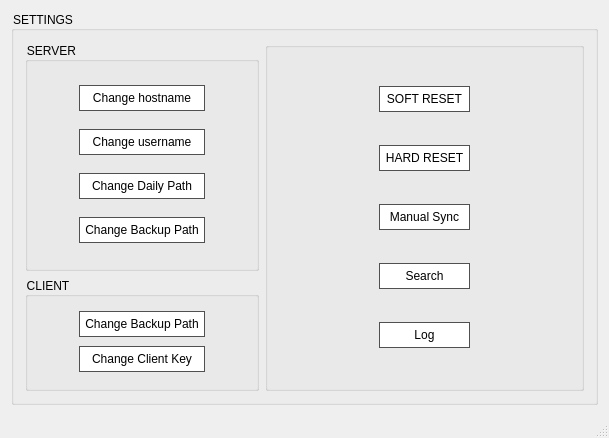
Qt form src/mainwindow.ui (aeternesatiatus/SafeSync) before a commit.
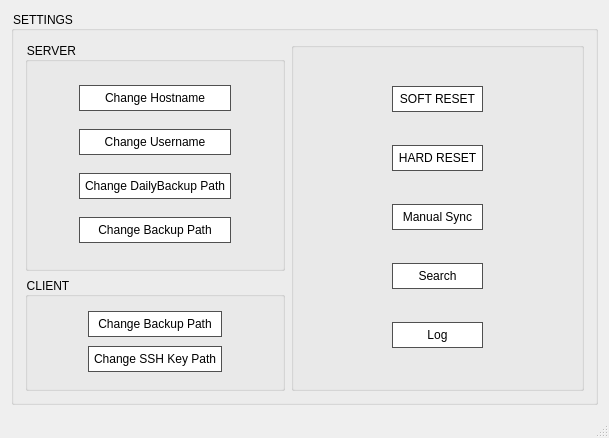
The same form after that commit.

Commit message: Added search icons for client backup and ssh key paths

What changed in the file:
```diff
--- a/src/mainwindow.ui
+++ b/src/mainwindow.ui
@@ -70,7 +70,7 @@
           <item row="0" column="1">
            <widget class="QPushButton" name="CServerHostButton">
             <property name="text">
-             <string>Change hostname</string>
+             <string>Change Hostname</string>
             </property>
            </widget>
           </item>
@@ -103,7 +103,7 @@
           <item row="1" column="1">
            <widget class="QPushButton" name="CServerUserButton">
             <property name="text">
-             <string>Change username</string>
+             <string>Change Username</string>
             </property>
            </widget>
           </item>
@@ -136,7 +136,7 @@
           <item row="2" column="1">
            <widget class="QPushButton" name="CServerDailyButton">
             <property name="text">
-             <string>Change Daily Path</string>
+             <string>Change DailyBackup Path</string>
             </property>
            </widget>
           </item>
@@ -195,10 +195,10 @@
           <string>CLIENT</string>
          </property>
          <layout class="QGridLayout" name="gridLayout_5">
-          <item row="0" column="1">
-           <widget class="QPushButton" name="CClientBackupButton">
+          <item row="1" column="1">
+           <widget class="QPushButton" name="changeSSHButton">
             <property name="text">
-             <string>Change Backup Path</string>
+             <string>Change SSH Key Path</string>
             </property>
            </widget>
           </item>
@@ -241,13 +241,6 @@
             </property>
            </spacer>
           </item>
-          <item row="1" column="1">
-           <widget class="QPushButton" name="CClientKeyButton">
-            <property name="text">
-             <string>Change Client Key</string>
-            </property>
-           </widget>
-          </item>
           <item row="1" column="0">
            <spacer name="horizontalSpacer_19">
             <property name="orientation">
@@ -261,6 +254,13 @@
             </property>
            </spacer>
           </item>
+          <item row="0" column="1">
+           <widget class="QPushButton" name="changeBackupButton">
+            <property name="text">
+             <string>Change Backup Path</string>
+            </property>
+           </widget>
+          </item>
          </layout>
         </widget>
        </item>
```
The commit also changes 22 other files.
